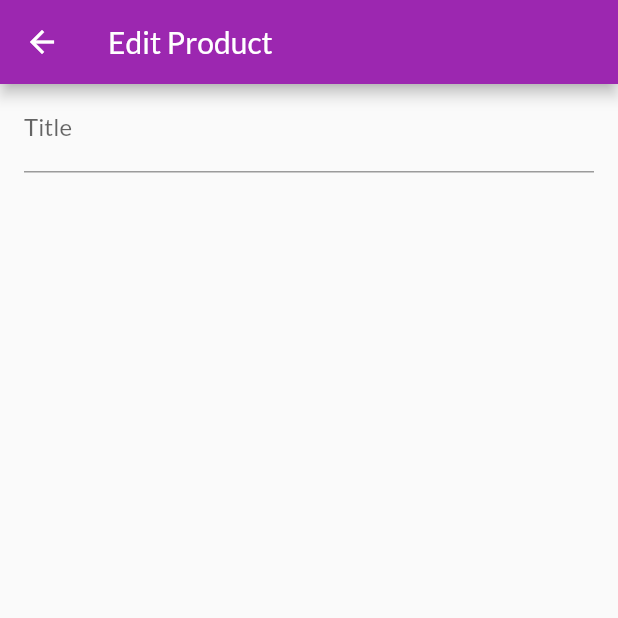
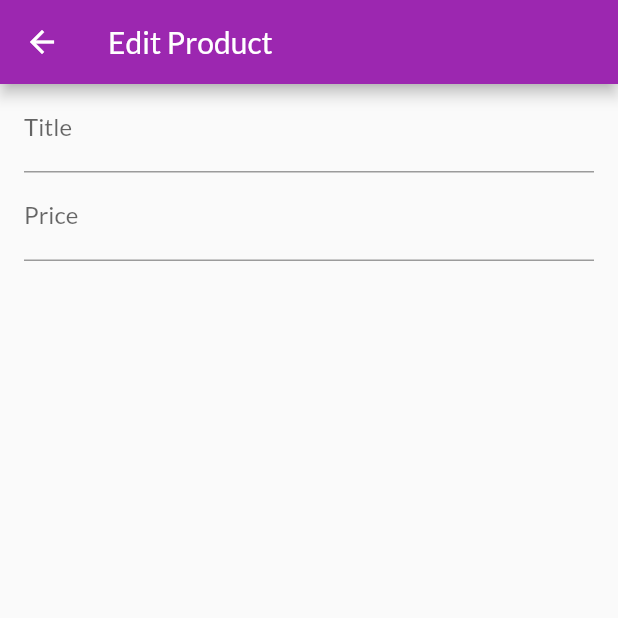
Before and after one commit to fvvsantana/learningFlutter, a Flutter app: the EditProductScreen screen opened by its route, on a phone screen of 412 x 824 dp, the top half of it. Run offline on Flutter 3.47's test engine with Material 2 defaults, Android fonts, the phone set to English and light mode, and no system bars; missing offline and left inert: dart:ffi; network calls fail.

Commit message:
220. Managing Form Input Focus

```diff
--- a/my_shop/lib/screens/edit_product_screen.dart
+++ b/my_shop/lib/screens/edit_product_screen.dart
@@ -8,6 +8,7 @@ class EditProductScreen extends StatefulWidget {
 }
 
 class _EditProductScreenState extends State<EditProductScreen> {
+  final _priceFocusNode = FocusNode();
   @override
   Widget build(BuildContext context) {
     return Scaffold(
@@ -22,7 +23,15 @@ class _EditProductScreenState extends State<EditProductScreen> {
               TextFormField(
                 decoration: InputDecoration(labelText: 'Title'),
                 textInputAction: TextInputAction.next,
-              )
+                onEditingComplete: () =>
+                    FocusScope.of(context).requestFocus(_priceFocusNode),
+              ),
+              TextFormField(
+                decoration: InputDecoration(labelText: 'Price'),
+                textInputAction: TextInputAction.next,
+                keyboardType: TextInputType.number,
+                focusNode: _priceFocusNode,
+              ),
             ],
           ),
         ),
```
